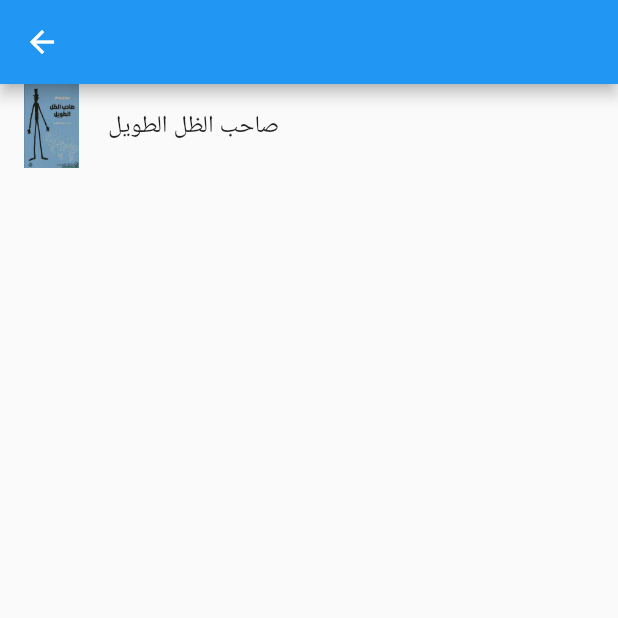
After one commit to AmiraEbrahim1/mylibrary, a Flutter app: the screen it shows after launch, scrolled down 576 dp, after a tap on the "bookmarks" icon, on a phone screen of 412 x 824 dp, the top half of it. The commit adds this screen. Run offline on Flutter 3.47's test engine with Material 2 defaults, Android fonts, the phone set to English and light mode, and no system bars; our stand-ins replace cloud_firestore, firebase_auth, firebase_core, flutter_bloc, fluttertoast, shared_preferences and 1 more; missing offline and left inert: syncfusion_flutter_pdfviewer; accounts and stored records are empty.

Commit message:
- MyBooks - CompleteOrder

```diff
--- a/lib/cart/cart.dart
+++ b/lib/cart/cart.dart
@@ -9,9 +9,9 @@ class CartView extends StatefulWidget {
   State<CartView> createState() => _CartViewState();
 }
 
-int currentIndex = 0;
 
 class _CartViewState extends State<CartView> {
+  int currentIndex = 0;
   @override
   Widget build(BuildContext context) {
     return Scaffold(
@@ -287,7 +287,7 @@ class _CartViewState extends State<CartView> {
               child: Center(
                   child: TextButton(
                     onPressed: (){
-                      Navigator.push(context, MaterialPageRoute(builder: (BuildContext context)=>const Pay()));
+                      Navigator.push(context, MaterialPageRoute(builder: (BuildContext context)=> Pay(days: currentIndex)));
                     },
                     child: Text(
                       "Go to payment",
--- a/lib/home/home.dart
+++ b/lib/home/home.dart
@@ -9,6 +9,7 @@ import 'package:mylibrary/fieldbooks/detail5.dart';
 import 'package:mylibrary/fieldbooks/detail6.dart';
 import 'package:mylibrary/details/details.dart';
 import 'package:mylibrary/modules/login/login.dart';
+import 'package:mylibrary/my_books/view.dart';
 import 'package:mylibrary/rateus/rate.dart';
 
 
@@ -214,6 +215,14 @@ class _HomeScreenState extends State<HomeScreen> {
         actions:[
           const Image(image: AssetImage('images/bg.png')),
           const SizedBox(width: 30,),
+          Padding(
+            padding: const EdgeInsets.symmetric(horizontal: 8.0),
+            child:IconButton(icon:const Icon(Icons.bookmarks_sharp,size: 25,color: Color.fromRGBO(168, 146, 84,1),),
+              onPressed: (){
+                Navigator.push(context, MaterialPageRoute(builder: (BuildContext context)=> MyBooksView()));
+              },
+            ),
+          ),
           Padding(
             padding: const EdgeInsets.symmetric(horizontal: 8.0),
             child:IconButton(icon:const Icon(Icons.shopping_cart,size: 25,color: Color.fromRGBO(168, 146, 84,1),),
--- a/lib/modules/login/login.dart
+++ b/lib/modules/login/login.dart
@@ -12,6 +12,8 @@ class LoginScreen extends StatelessWidget {
   const LoginScreen({Key? key}) : super(key: key);
   @override
   Widget build(BuildContext context) {
+    // TODO: WRONG Way to define Variables inside WidgetBuild .
+    // TODO: Every Controller Must be disposed after use due to Performance.
     var emailController = TextEditingController();
     var passController = TextEditingController();
     var formKey = GlobalKey<FormState>();//دا اللي هيعمل validate علي ال form كله
--- /dev/null
+++ b/lib/my_books/view.dart
@@ -0,0 +1,51 @@
+import 'package:flutter/material.dart';
+import 'package:mylibrary/pdf/view.dart';
+import 'package:shared_preferences/shared_preferences.dart';
+
+class MyBooksView extends StatefulWidget {
+  const MyBooksView({Key? key}) : super(key: key);
+
+  @override
+  _MyBooksViewState createState() => _MyBooksViewState();
+}
+
+class _MyBooksViewState extends State<MyBooksView> {
+
+  bool hasBooks = false;
+
+  @override
+  void initState() {
+    Future.delayed(Duration.zero, () async {
+      SharedPreferences _prefs = await SharedPreferences.getInstance();
+      int? timeStamp = _prefs.getInt('expireDate');
+      if(timeStamp != null){
+        final expireDate = DateTime.fromMillisecondsSinceEpoch(timeStamp);
+        if(expireDate.isAfter(DateTime.now())){
+          hasBooks = true;
+          setState(() {});
+        }else{
+          _prefs.remove('expireDate');
+        }
+      }
+    });
+    super.initState();
+  }
+
+
+  @override
+  Widget build(BuildContext context) {
+    return Scaffold(
+      appBar: AppBar(),
+      body: ListView.builder(
+        itemCount: 1,
+        itemBuilder: (context, index) => ListTile(
+          leading: Image.asset('images/bookr1.jpg'),
+          title: Text("صاحب الظل الطويل"),
+          onTap: (){
+            Navigator.push(context, MaterialPageRoute(builder: (BuildContext context)=> PDFView()));
+          },
+        ),
+      ),
+    );
+  }
+}
--- a/pubspec.yaml
+++ b/pubspec.yaml
@@ -53,7 +53,7 @@ dev_dependencies:
   # activated in the `analysis_options.yaml` file located at the root of your
   # package. See that file for information about deactivating specific lint
   # rules and activating additional ones.
-  flutter_lints: ^1.0.0
+#  flutter_lints: ^1.0.0
 
 # For information on the generic Dart part of this file, see the
 # following page: https://dart.dev/tools/pub/pubspec
```
Also changed, not shown: lib/modules/paymaent/payment.dart (+11 -2 lines), pubspec.lock, 6 other files.
